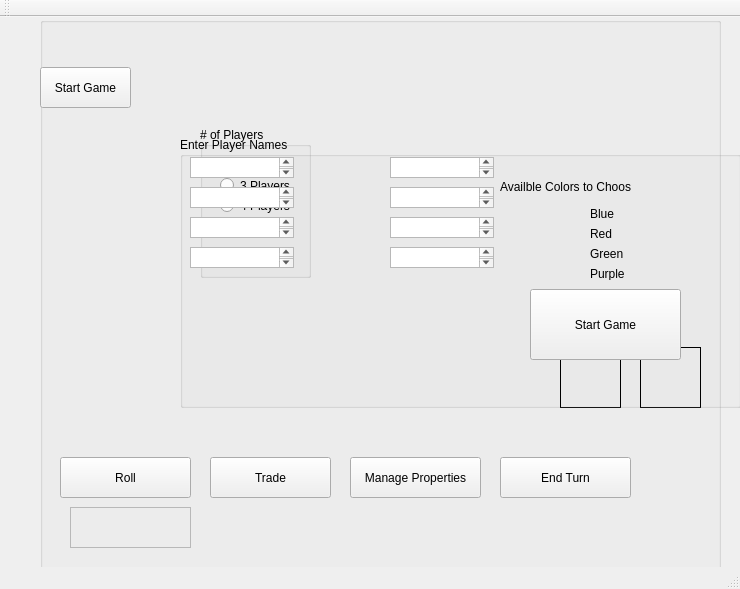
Above: mainwindow.ui from sandersj02/monopoly before the change. Below: the same form after it.
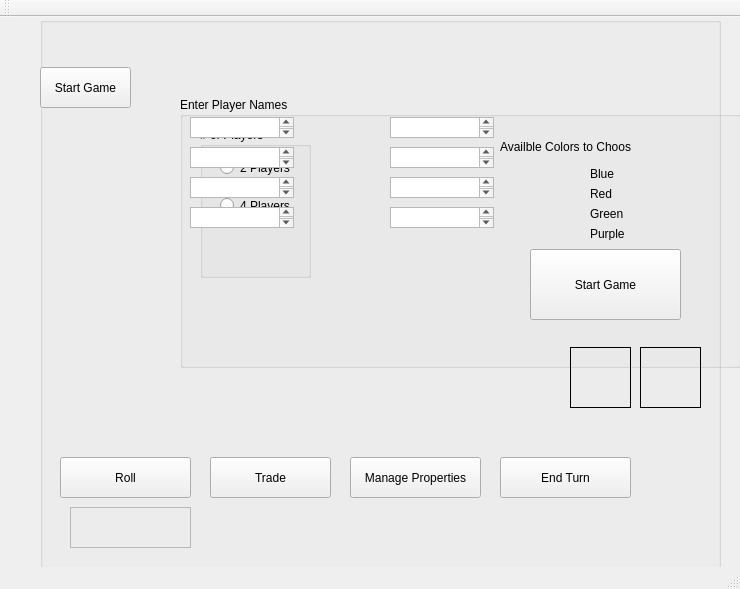
That is the form after the change. Icons and pictures are not drawn.

```diff
--- a/mainwindow.ui
+++ b/mainwindow.ui
@@ -165,7 +165,7 @@
     <widget class="QLabel" name="lblDie1">
      <property name="geometry">
       <rect>
-       <x>520</x>
+       <x>530</x>
        <y>330</y>
        <width>61</width>
        <height>61</height>
@@ -223,6 +223,539 @@
       <string/>
      </property>
     </widget>
+    <widget class="QLabel" name="lblSpace1">
+     <property name="geometry">
+      <rect>
+       <x>486</x>
+       <y>70</y>
+       <width>41</width>
+       <height>31</height>
+      </rect>
+     </property>
+     <property name="text">
+      <string/>
+     </property>
+    </widget>
+    <widget class="QLabel" name="lblSpace0">
+     <property name="geometry">
+      <rect>
+       <x>480</x>
+       <y>20</y>
+       <width>51</width>
+       <height>51</height>
+      </rect>
+     </property>
+     <property name="text">
+      <string/>
+     </property>
+    </widget>
+    <widget class="QLabel" name="lblSpace2">
+     <property name="geometry">
+      <rect>
+       <x>490</x>
+       <y>100</y>
+       <width>41</width>
+       <height>31</height>
+      </rect>
+     </property>
+     <property name="text">
+      <string/>
+     </property>
+    </widget>
+    <widget class="QLabel" name="lblSpace3">
+     <property name="geometry">
+      <rect>
+       <x>490</x>
+       <y>130</y>
+       <width>41</width>
+       <height>31</height>
+      </rect>
+     </property>
+     <property name="text">
+      <string/>
+     </property>
+    </widget>
+    <widget class="QLabel" name="lblSpace4">
+     <property name="geometry">
+      <rect>
+       <x>490</x>
+       <y>170</y>
+       <width>41</width>
+       <height>31</height>
+      </rect>
+     </property>
+     <property name="text">
+      <string/>
+     </property>
+    </widget>
+    <widget class="QLabel" name="lblSpace5">
+     <property name="geometry">
+      <rect>
+       <x>490</x>
+       <y>200</y>
+       <width>41</width>
+       <height>31</height>
+      </rect>
+     </property>
+     <property name="text">
+      <string/>
+     </property>
+    </widget>
+    <widget class="QLabel" name="lblSpace6">
+     <property name="geometry">
+      <rect>
+       <x>490</x>
+       <y>230</y>
+       <width>41</width>
+       <height>31</height>
+      </rect>
+     </property>
+     <property name="text">
+      <string/>
+     </property>
+    </widget>
+    <widget class="QLabel" name="lblSpace7">
+     <property name="geometry">
+      <rect>
+       <x>490</x>
+       <y>260</y>
+       <width>41</width>
+       <height>31</height>
+      </rect>
+     </property>
+     <property name="text">
+      <string/>
+     </property>
+    </widget>
+    <widget class="QLabel" name="lblSpace8">
+     <property name="geometry">
+      <rect>
+       <x>480</x>
+       <y>290</y>
+       <width>51</width>
+       <height>31</height>
+      </rect>
+     </property>
+     <property name="text">
+      <string/>
+     </property>
+    </widget>
+    <widget class="QLabel" name="lblSpace9">
+     <property name="geometry">
+      <rect>
+       <x>480</x>
+       <y>330</y>
+       <width>51</width>
+       <height>31</height>
+      </rect>
+     </property>
+     <property name="text">
+      <string/>
+     </property>
+    </widget>
+    <widget class="QLabel" name="lblSpaceJail">
+     <property name="geometry">
+      <rect>
+       <x>480</x>
+       <y>360</y>
+       <width>31</width>
+       <height>41</height>
+      </rect>
+     </property>
+     <property name="text">
+      <string/>
+     </property>
+    </widget>
+    <widget class="QLabel" name="lblSpace10">
+     <property name="geometry">
+      <rect>
+       <x>500</x>
+       <y>380</y>
+       <width>31</width>
+       <height>31</height>
+      </rect>
+     </property>
+     <property name="text">
+      <string/>
+     </property>
+    </widget>
+    <widget class="QLabel" name="lblSpace11">
+     <property name="geometry">
+      <rect>
+       <x>440</x>
+       <y>370</y>
+       <width>41</width>
+       <height>41</height>
+      </rect>
+     </property>
+     <property name="text">
+      <string/>
+     </property>
+    </widget>
+    <widget class="QLabel" name="lblSpace12">
+     <property name="geometry">
+      <rect>
+       <x>410</x>
+       <y>370</y>
+       <width>31</width>
+       <height>41</height>
+      </rect>
+     </property>
+     <property name="text">
+      <string/>
+     </property>
+    </widget>
+    <widget class="QLabel" name="lblSpace13">
+     <property name="geometry">
+      <rect>
+       <x>380</x>
+       <y>370</y>
+       <width>31</width>
+       <height>41</height>
+      </rect>
+     </property>
+     <property name="text">
+      <string/>
+     </property>
+    </widget>
+    <widget class="QLabel" name="lblSpace14">
+     <property name="geometry">
+      <rect>
+       <x>350</x>
+       <y>370</y>
+       <width>31</width>
+       <height>41</height>
+      </rect>
+     </property>
+     <property name="text">
+      <string/>
+     </property>
+    </widget>
+    <widget class="QLabel" name="lblSpace15">
+     <property name="geometry">
+      <rect>
+       <x>320</x>
+       <y>370</y>
+       <width>31</width>
+       <height>41</height>
+      </rect>
+     </property>
+     <property name="text">
+      <string/>
+     </property>
+    </widget>
+    <widget class="QLabel" name="lblSpace16">
+     <property name="geometry">
+      <rect>
+       <x>280</x>
+       <y>370</y>
+       <width>31</width>
+       <height>41</height>
+      </rect>
+     </property>
+     <property name="text">
+      <string/>
+     </property>
+    </widget>
+    <widget class="QLabel" name="lblSpace17">
+     <property name="geometry">
+      <rect>
+       <x>250</x>
+       <y>370</y>
+       <width>31</width>
+       <height>41</height>
+      </rect>
+     </property>
+     <property name="text">
+      <string/>
+     </property>
+    </widget>
+    <widget class="QLabel" name="lblSpace18">
+     <property name="geometry">
+      <rect>
+       <x>220</x>
+       <y>370</y>
+       <width>31</width>
+       <height>41</height>
+      </rect>
+     </property>
+     <property name="text">
+      <string/>
+     </property>
+    </widget>
+    <widget class="QLabel" name="lblSpace19">
+     <property name="geometry">
+      <rect>
+       <x>190</x>
+       <y>370</y>
+       <width>31</width>
+       <height>41</height>
+      </rect>
+     </property>
+     <property name="text">
+      <string/>
+     </property>
+    </widget>
+    <widget class="QLabel" name="lblSpace20">
+     <property name="geometry">
+      <rect>
+       <x>130</x>
+       <y>360</y>
+       <width>51</width>
+       <height>51</height>
+      </rect>
+     </property>
+     <property name="text">
+      <string/>
+     </property>
+    </widget>
+    <widget class="QLabel" name="lblSpace21">
+     <property name="geometry">
+      <rect>
+       <x>130</x>
+       <y>330</y>
+       <width>41</width>
+       <height>31</height>
+      </rect>
+     </property>
+     <property name="text">
+      <string/>
+     </property>
+    </widget>
+    <widget class="QLabel" name="lblSpace22">
+     <property name="geometry">
+      <rect>
+       <x>130</x>
+       <y>300</y>
+       <width>51</width>
+       <height>31</height>
+      </rect>
+     </property>
+     <property name="text">
+      <string/>
+     </property>
+    </widget>
+    <widget class="QLabel" name="lblSpace23">
+     <property name="geometry">
+      <rect>
+       <x>130</x>
+       <y>260</y>
+       <width>41</width>
+       <height>31</height>
+      </rect>
+     </property>
+     <property name="text">
+      <string/>
+     </property>
+    </widget>
+    <widget class="QLabel" name="lblSpace24">
+     <property name="geometry">
+      <rect>
+       <x>130</x>
+       <y>230</y>
+       <width>41</width>
+       <height>31</height>
+      </rect>
+     </property>
+     <property name="text">
+      <string/>
+     </property>
+    </widget>
+    <widget class="QLabel" name="lblSpace25">
+     <property name="geometry">
+      <rect>
+       <x>130</x>
+       <y>200</y>
+       <width>41</width>
+       <height>31</height>
+      </rect>
+     </property>
+     <property name="text">
+      <string/>
+     </property>
+    </widget>
+    <widget class="QLabel" name="lblSpace26">
+     <property name="geometry">
+      <rect>
+       <x>130</x>
+       <y>170</y>
+       <width>41</width>
+       <height>31</height>
+      </rect>
+     </property>
+     <property name="text">
+      <string/>
+     </property>
+    </widget>
+    <widget class="QLabel" name="lblSpace27">
+     <property name="geometry">
+      <rect>
+       <x>130</x>
+       <y>130</y>
+       <width>41</width>
+       <height>31</height>
+      </rect>
+     </property>
+     <property name="text">
+      <string/>
+     </property>
+    </widget>
+    <widget class="QLabel" name="lblSpace28">
+     <property name="geometry">
+      <rect>
+       <x>130</x>
+       <y>100</y>
+       <width>41</width>
+       <height>31</height>
+      </rect>
+     </property>
+     <property name="text">
+      <string/>
+     </property>
+    </widget>
+    <widget class="QLabel" name="lblSpace29">
+     <property name="geometry">
+      <rect>
+       <x>130</x>
+       <y>70</y>
+       <width>41</width>
+       <height>31</height>
+      </rect>
+     </property>
+     <property name="text">
+      <string/>
+     </property>
+    </widget>
+    <widget class="QLabel" name="lblSpace30">
+     <property name="geometry">
+      <rect>
+       <x>130</x>
+       <y>20</y>
+       <width>51</width>
+       <height>51</height>
+      </rect>
+     </property>
+     <property name="text">
+      <string/>
+     </property>
+    </widget>
+    <widget class="QLabel" name="lblSpace31">
+     <property name="geometry">
+      <rect>
+       <x>190</x>
+       <y>20</y>
+       <width>31</width>
+       <height>41</height>
+      </rect>
+     </property>
+     <property name="text">
+      <string/>
+     </property>
+    </widget>
+    <widget class="QLabel" name="lblSpace32">
+     <property name="geometry">
+      <rect>
+       <x>220</x>
+       <y>20</y>
+       <width>31</width>
+       <height>41</height>
+      </rect>
+     </property>
+     <property name="text">
+      <string/>
+     </property>
+    </widget>
+    <widget class="QLabel" name="lblSpace33">
+     <property name="geometry">
+      <rect>
+       <x>250</x>
+       <y>20</y>
+       <width>31</width>
+       <height>41</height>
+      </rect>
+     </property>
+     <property name="text">
+      <string/>
+     </property>
+    </widget>
+    <widget class="QLabel" name="lblSpace34">
+     <property name="geometry">
+      <rect>
+       <x>280</x>
+       <y>20</y>
+       <width>31</width>
+       <height>31</height>
+      </rect>
+     </property>
+     <property name="text">
+      <string/>
+     </property>
+    </widget>
+    <widget class="QLabel" name="lblSpace35">
+     <property name="geometry">
+      <rect>
+       <x>310</x>
+       <y>20</y>
+       <width>41</width>
+       <height>41</height>
+      </rect>
+     </property>
+     <property name="text">
+      <string/>
+     </property>
+    </widget>
+    <widget class="QLabel" name="lblSpace36">
+     <property name="geometry">
+      <rect>
+       <x>350</x>
+       <y>20</y>
+       <width>31</width>
+       <height>41</height>
+      </rect>
+     </property>
+     <property name="text">
+      <string/>
+     </property>
+    </widget>
+    <widget class="QLabel" name="lblSpace37">
+     <property name="geometry">
+      <rect>
+       <x>380</x>
+       <y>10</y>
+       <width>31</width>
+       <height>51</height>
+      </rect>
+     </property>
+     <property name="text">
+      <string/>
+     </property>
+    </widget>
+    <widget class="QLabel" name="lblSpace38">
+     <property name="geometry">
+      <rect>
+       <x>410</x>
+       <y>20</y>
+       <width>31</width>
+       <height>41</height>
+      </rect>
+     </property>
+     <property name="text">
+      <string/>
+     </property>
+    </widget>
+    <widget class="QLabel" name="lblSpace39">
+     <property name="geometry">
+      <rect>
+       <x>440</x>
+       <y>20</y>
+       <width>41</width>
+       <height>41</height>
+      </rect>
+     </property>
+     <property name="text">
+      <string/>
+     </property>
+    </widget>
     <zorder>lblBoard</zorder>
     <zorder>btnTrade</zorder>
     <zorder>btnRoll</zorder>
@@ -237,7 +770,7 @@
     <property name="geometry">
      <rect>
       <x>180</x>
-      <y>120</y>
+      <y>80</y>
       <width>561</width>
       <height>271</height>
      </rect>
```
Left out of the diff: 41 changed lines with no effect on the pictures.
